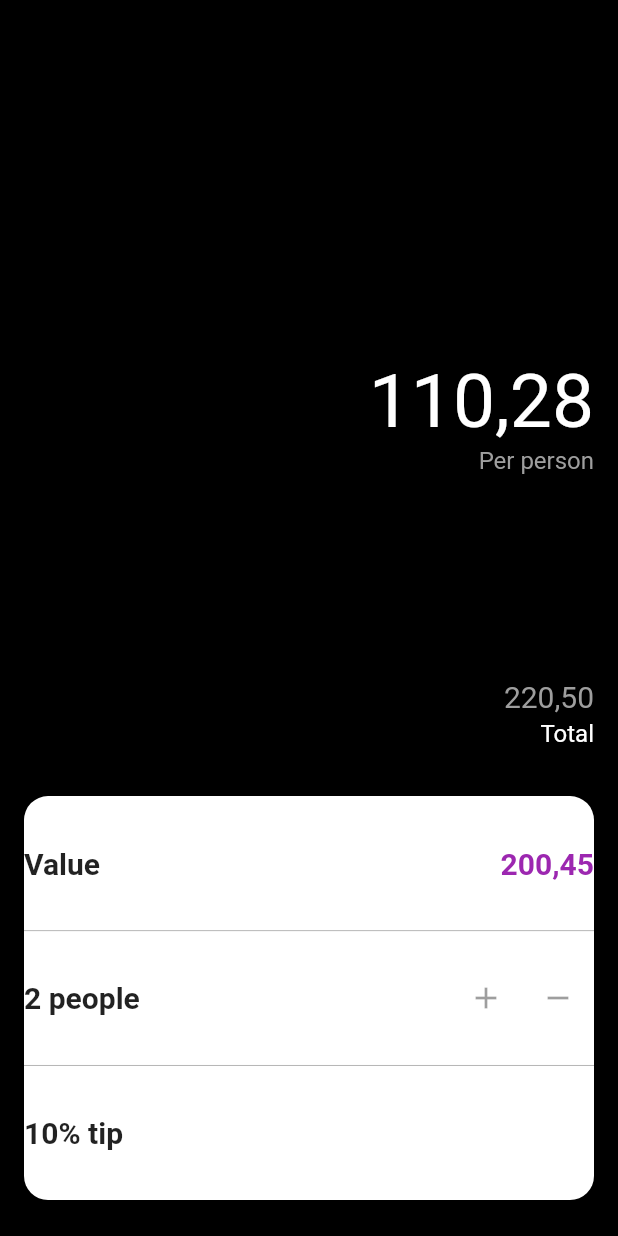
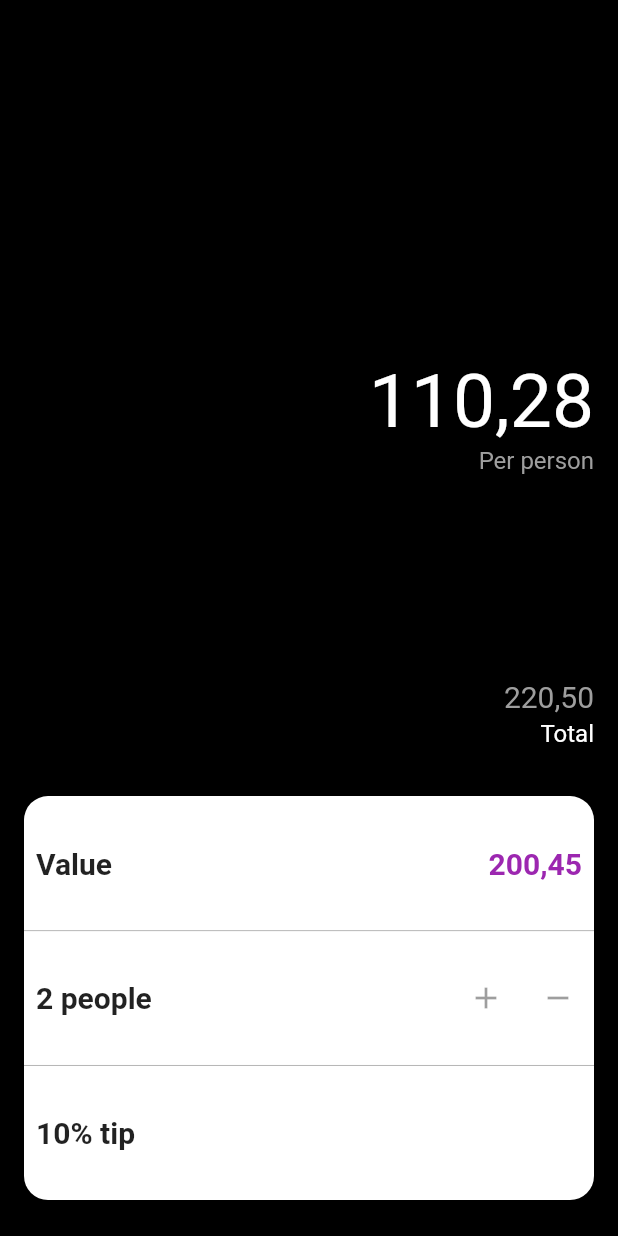
Before and after one commit to davidcrotty/flutter, a Flutter app: the screen it shows after launch, on a phone screen of 412 x 824 dp. Run offline on Flutter 3.47's test engine with Material 2 defaults, Android fonts, the phone set to English and light mode, and no system bars.

```diff
--- a/splitcalculator/split_calculator/lib/main.dart
+++ b/splitcalculator/split_calculator/lib/main.dart
@@ -108,7 +108,9 @@ class CalculatorArea extends StatelessWidget {
                 return Column(
                   mainAxisAlignment: MainAxisAlignment.center,
                   children: <Widget>[
-                    Row(
+                    Padding(
+                      padding: const EdgeInsets.only(left: 8.0, right: 8.0),
+                      child: Row(
                         mainAxisAlignment: MainAxisAlignment.spaceBetween,
                         children: <Widget>[
                           Container(
@@ -132,8 +134,11 @@ class CalculatorArea extends StatelessWidget {
                           )
                         ],
                       ),
+                    ),
                     Container(color: Colors.grey, height: dividerHeight),
-                    Row(
+                    Padding(
+                      padding: const EdgeInsets.only(left: 8.0),
+                      child: Row(
                         mainAxisAlignment: MainAxisAlignment.spaceBetween,
                         children: <Widget>[
                           Container(
@@ -164,8 +169,11 @@ class CalculatorArea extends StatelessWidget {
                           )
                         ],
                       ),
+                    ),
                     Container(color: Colors.grey, height: dividerHeight),
-                    Row(
+                    Padding(
+                      padding: const EdgeInsets.only(left: 8.0, right: 8.0),
+                      child: Row(
                         mainAxisAlignment: MainAxisAlignment.spaceBetween,
                         children: <Widget>[
                           Container(
@@ -179,6 +187,7 @@ class CalculatorArea extends StatelessWidget {
                             ),
                           ),
                         ],
+                      ),
                     )
                   ],
                 );
```
Lines whose indentation alone changed are shown as unchanged.
